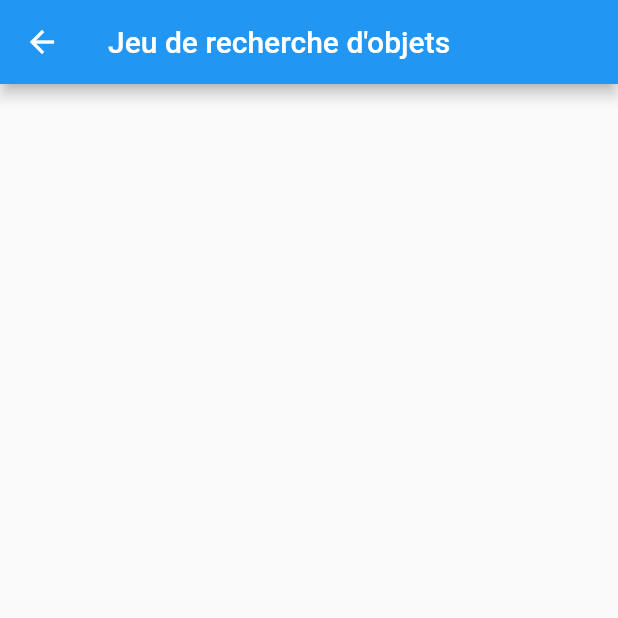
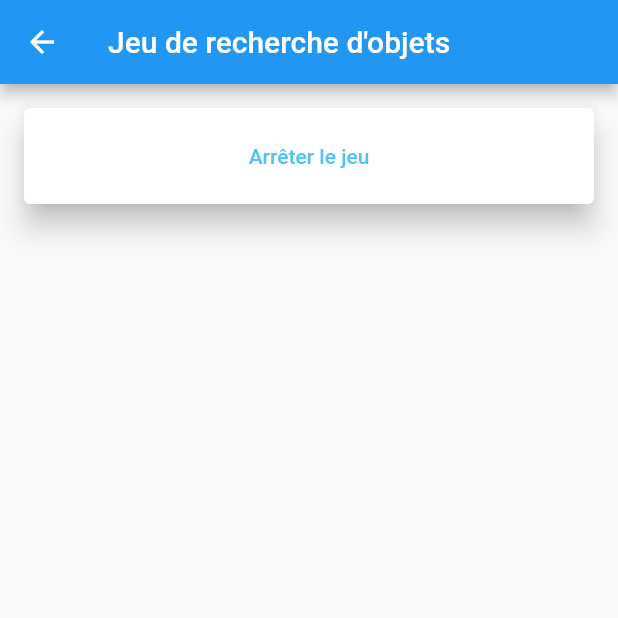
Before and after one commit to AlexBolot/PS7-PolyMuseum, a Flutter app: the GameGuideView screen opened by its route, on a phone screen of 412 x 824 dp, the top half of it. Run offline on Flutter 3.47's test engine with Material 2 defaults, Android fonts, the phone set to English and light mode, and no system bars; our stand-ins replace cloud_firestore; missing offline and left inert: barcode_scan; accounts and stored records are empty.

Commit message:
#26 add list of teams in guide in view

```diff
--- a/Flutter/poly_museum/lib/ObjectResearchGameService.dart
+++ b/Flutter/poly_museum/lib/ObjectResearchGameService.dart
@@ -9,6 +9,7 @@ class ObjectResearchGameService {
   static final Firestore _firestore = Firestore.instance;
 
   static List<Objects> objectsGame = List();
+  static List<String> teamsGame = List();
 
   static updateResearchGameDescriptions(
       VoidCallback callback, userGroup, userTeam) {
@@ -21,7 +22,7 @@ class ObjectResearchGameService {
         .snapshots()
         .listen((data) async {
       objectsGame = List();
-      for(DocumentSnapshot doc in data.documents){
+      for (DocumentSnapshot doc in data.documents) {
         if (doc.data.keys.contains("objet1")) {
           Future iterateMapEntry(key, value) async {
             doc.data[key] = value;
@@ -35,7 +36,8 @@ class ObjectResearchGameService {
                 teamFoundObject,
                 key));
           }
-          for(String s in doc.data.keys){
+
+          for (String s in doc.data.keys) {
             await iterateMapEntry(s, doc.data[s]);
           }
         }
@@ -65,6 +67,29 @@ class ObjectResearchGameService {
     });
   }
 
+  static getTeams(VoidCallback callback, userGroup) {
+    List t = new List<String>();
+    StreamSubscription<DocumentSnapshot> teams;
+    teams = _firestore
+        .collection("Musées")
+        .document("NiceSport")
+        .collection("GroupesVisite")
+        .document("groupe$userGroup")
+        .collection("JeuRechercheObjet")
+        .document("Equipes")
+        .snapshots()
+        .listen((snap) async {
+          teamsGame = List();
+      for (String s in snap.data.keys) {
+        for (DocumentReference d in snap.data[s]["membres"]) {
+          String prenom = ((await d.get())["prenom"]);
+          teamsGame.add("$s:$prenom");
+        }
+      }
+      callback();
+    });
+    return teamsGame;
+  }
 
   static disposeObjectsDiscoveredStream() => objectsDiscoveredStream?.cancel();
 }
--- a/Flutter/poly_museum/lib/front_view.dart
+++ b/Flutter/poly_museum/lib/front_view.dart
@@ -15,10 +15,10 @@ class _FrontViewState extends State<FrontView> {
   @override
   void initState() {
     super.initState();
-    Firestore.instance.collection('appearance').document('current').get().then((appearance) {
+   /* Firestore.instance.collection('appearance').document('current').get().then((appearance) {
       ColorChanger.of(context)?.color =
           Color.fromARGB(0xFF, appearance['color_red'], appearance['color_green'], appearance['color_blue']);
-    });
+    }); */
   }
 
   @override
--- a/Flutter/poly_museum/lib/game_guide_view.dart
+++ b/Flutter/poly_museum/lib/game_guide_view.dart
@@ -1,6 +1,6 @@
-import 'package:cloud_firestore/cloud_firestore.dart';
 import 'package:flutter/material.dart';
-import 'package:poly_museum/ColorChanger.dart';
+import 'package:poly_museum/ObjectResearchGameService.dart';
+import 'package:poly_museum/global.dart';
 import 'package:poly_museum/model/game.dart';
 import 'package:poly_museum/services/group_service.dart';
 
@@ -16,12 +16,14 @@ class GameGuideView extends StatefulWidget {
 class _GameGuideViewState extends State<GameGuideView> {
   GroupService groupService = GroupService();
   Game game;
-  String code = '';
+  String code = currentGroupID;
+  List<String> listNames;
 
   @override
   void initState() {
     super.initState();
-    Firestore.instance
+    listNames = ObjectResearchGameService.getTeams(refresh, currentGroupID);
+    /* Firestore.instance
         .collection('appearance')
         .document('current')
         .get()
@@ -31,7 +33,7 @@ class _GameGuideViewState extends State<GameGuideView> {
           appearance['color_red'],
           appearance['color_green'],
           appearance['color_blue']);
-    });
+    });*/
   }
 
   @override
@@ -41,16 +43,13 @@ class _GameGuideViewState extends State<GameGuideView> {
         title: Text(widget.title),
       ),
       body: Container(
-        child: Column(
-          mainAxisSize: MainAxisSize.max,
-          children: <Widget>[],
-        ),
+        child: Column(mainAxisSize: MainAxisSize.max, children: createColumn()),
       ),
     );
   }
 
   List<Widget> createColumn() {
-    List list = new List();
+    List list = new List<Widget>();
     list.add(Card(
       margin: EdgeInsets.all(16.0),
       elevation: 8.0,
@@ -66,6 +65,28 @@ class _GameGuideViewState extends State<GameGuideView> {
         ),
       ),
     ));
+    Map<int, String> map = new Map();
+    for (String s in listNames) {
+      List t = s.split(":");
+      map.update(
+          int.parse(t[0]), (String) => map[int.parse(t[0])] + ", " + t[1],
+          ifAbsent: () => t[1]);
+    }
+    for (int i in map.keys) {
+      list.add(Card(
+        margin: EdgeInsets.all(16.0),
+        elevation: 8.0,
+        child: Container(
+          padding: EdgeInsets.all(8.0),
+          width: double.infinity,
+          child: ListTile(
+            title: Text('Equipe ' + i.toString(),
+                style: TextStyle(color: Colors.lightBlue.withOpacity(0.7))),
+            subtitle: Text(map[i]),
+          ),
+        ),
+      ));
+    }
     return list;
   }
 
@@ -88,4 +109,8 @@ class _GameGuideViewState extends State<GameGuideView> {
       },
     );
   }
+
+  VoidCallback refresh() {
+    setState(() {});
+  }
 }
--- a/Flutter/poly_museum/lib/global.dart
+++ b/Flutter/poly_museum/lib/global.dart
@@ -1 +1 @@
-String currentGroupID;
+String currentGroupID = "1";
--- a/Flutter/poly_museum/lib/guide_view.dart
+++ b/Flutter/poly_museum/lib/guide_view.dart
@@ -22,7 +22,7 @@ class _GuideViewState extends State<GuideView> {
   @override
   void initState() {
     super.initState();
-    Firestore.instance
+    /*Firestore.instance
         .collection('appearance')
         .document('current')
         .get()
@@ -32,7 +32,7 @@ class _GuideViewState extends State<GuideView> {
           appearance['color_red'],
           appearance['color_green'],
           appearance['color_blue']);
-    });
+    });*/
   }
 
   @override
--- a/Flutter/poly_museum/lib/main.dart
+++ b/Flutter/poly_museum/lib/main.dart
@@ -49,10 +49,10 @@ class _MyHomePageState extends State<MyHomePage> {
   @override
   void initState() {
     super.initState();
-    Firestore.instance.collection('appearance').document('current').get().then((appearance) {
+  /*  Firestore.instance.collection('appearance').document('current').get().then((appearance) {
       ColorChanger.of(context)?.color =
           Color.fromARGB(0xFF, appearance['color_red'], appearance['color_green'], appearance['color_blue']);
-    });
+    });*/
   }
 
   @override
```
